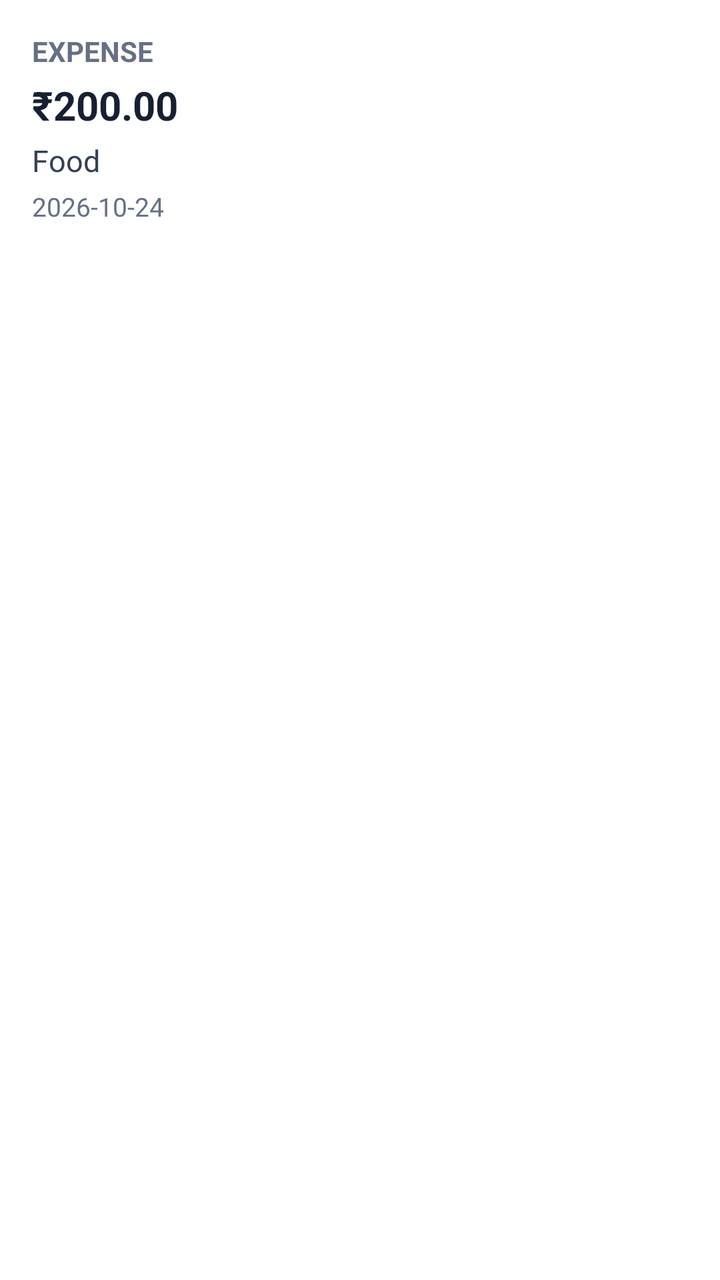
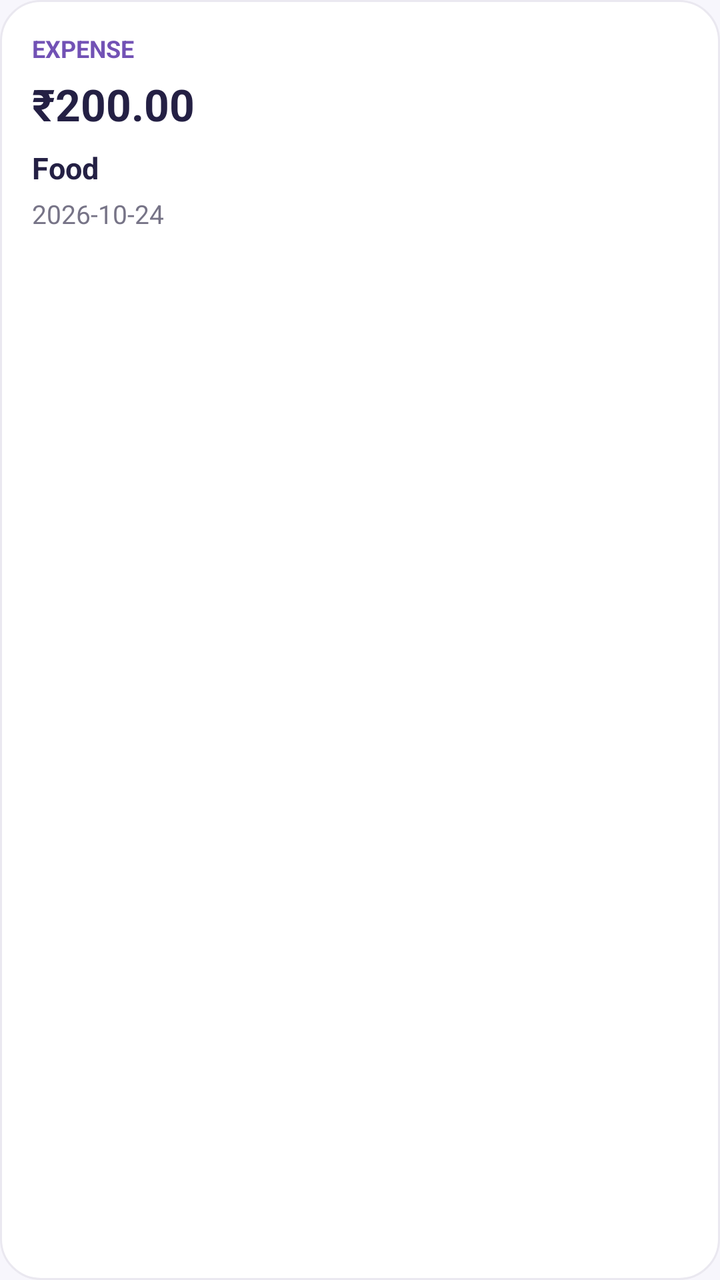

An Android layout rendered at two revisions. The XML below is the earlier revision; the diff shows what the commit changed to produce the second picture.
<!-- AndroidManifest.xml: application theme Theme.PocketPlan -->
<!-- res/layout/item_transaction.xml -->
<?xml version="1.0" encoding="utf-8"?>
<LinearLayout xmlns:android="http://schemas.android.com/apk/res/android"
    android:layout_width="match_parent"
    android:layout_height="wrap_content"
    android:orientation="vertical"
    android:padding="16dp"
    android:layout_marginBottom="10dp"
    android:background="#FFFFFF">

    <TextView
        android:id="@+id/tvTransactionType"
        android:layout_width="match_parent"
        android:layout_height="wrap_content"
        android:text="EXPENSE"
        android:textStyle="bold"
        android:textSize="14sp"
        android:textColor="#667085" />

    <TextView
        android:id="@+id/tvTransactionAmount"
        android:layout_width="match_parent"
        android:layout_height="wrap_content"
        android:text="₹200.00"
        android:textStyle="bold"
        android:textSize="20sp"
        android:textColor="#172033"
        android:paddingTop="4dp" />

    <TextView
        android:id="@+id/tvTransactionCategory"
        android:layout_width="match_parent"
        android:layout_height="wrap_content"
        android:text="Food"
        android:textSize="15sp"
        android:textColor="#344054"
        android:paddingTop="4dp" />

    <TextView
        android:id="@+id/tvTransactionDate"
        android:layout_width="match_parent"
        android:layout_height="wrap_content"
        android:text="2026-10-24"
        android:textSize="13sp"
        android:textColor="#667085"
        android:paddingTop="4dp" />

    <TextView
        android:id="@+id/tvTransactionDescription"
        android:layout_width="match_parent"
        android:layout_height="wrap_content"
        android:text=""
        android:textSize="14sp"
        android:textColor="#475467"
        android:paddingTop="4dp" />

</LinearLayout>
<!-- resources referenced by this layout -->
<resources>
  <style name="Theme.PocketPlan" parent="Base.Theme.PocketPlan" />
  <style name="Base.Theme.PocketPlan" parent="Theme.Material3.DayNight.NoActionBar">
          
          
      </style>
</resources>

<!-- the commit's change to res/layout/item_transaction.xml (unified diff, before → after) -->
@@ -1,11 +1,10 @@
-<?xml version="1.0" encoding="utf-8"?>
-<LinearLayout xmlns:android="http://schemas.android.com/apk/res/android"
+﻿<LinearLayout xmlns:android="http://schemas.android.com/apk/res/android"
     android:layout_width="match_parent"
     android:layout_height="wrap_content"
     android:orientation="vertical"
     android:padding="16dp"
-    android:layout_marginBottom="10dp"
-    android:background="#FFFFFF">
+    android:layout_marginBottom="12dp"
+    android:background="@drawable/bg_pp_dashboard_card">
 
     <TextView
         android:id="@+id/tvTransactionType"
@@ -13,8 +12,8 @@
         android:layout_height="wrap_content"
         android:text="EXPENSE"
         android:textStyle="bold"
-        android:textSize="14sp"
-        android:textColor="#667085" />
+        android:textSize="12sp"
+        android:textColor="@color/primary" />
 
     <TextView
         android:id="@+id/tvTransactionAmount"
@@ -22,9 +21,9 @@
         android:layout_height="wrap_content"
         android:text="₹200.00"
         android:textStyle="bold"
-        android:textSize="20sp"
-        android:textColor="#172033"
-        android:paddingTop="4dp" />
+        android:textSize="22sp"
+        android:textColor="@color/text_primary"
+        android:paddingTop="5dp" />
 
     <TextView
         android:id="@+id/tvTransactionCategory"
@@ -32,8 +31,9 @@
         android:layout_height="wrap_content"
         android:text="Food"
         android:textSize="15sp"
-        android:textColor="#344054"
-        android:paddingTop="4dp" />
+        android:textStyle="bold"
+        android:textColor="@color/text_primary"
+        android:paddingTop="7dp" />
 
     <TextView
         android:id="@+id/tvTransactionDate"
@@ -41,7 +41,7 @@
         android:layout_height="wrap_content"
         android:text="2026-10-24"
         android:textSize="13sp"
-        android:textColor="#667085"
+        android:textColor="@color/text_secondary"
         android:paddingTop="4dp" />
 
     <TextView
@@ -50,7 +50,7 @@
         android:layout_height="wrap_content"
         android:text=""
         android:textSize="14sp"
-        android:textColor="#475467"
-        android:paddingTop="4dp" />
+        android:textColor="@color/text_secondary"
+        android:paddingTop="5dp" />
 
 </LinearLayout>
<!-- resource entries referenced after the edit -->
@@ -1,9 +1,31 @@
 <!-- resources referenced by this layout -->
 <resources>
+  <color name="primary">#7252B5</color>
+  <color name="text_primary">#242044</color>
+  <color name="text_secondary">#777487</color>
+  <!-- drawable bg_pp_dashboard_card (drawable) -->
+  ﻿<shape xmlns:android="http://schemas.android.com/apk/res/android">
+      <solid android:color="#FFFFFF"/>
+      <corners android:radius="20dp"/>
+      <stroke android:width="1dp" android:color="#EAE8F0"/>
+  </shape>
   <style name="Theme.PocketPlan" parent="Base.Theme.PocketPlan" />
-  <style name="Base.Theme.PocketPlan" parent="Theme.Material3.DayNight.NoActionBar">
-          
-          
+  <style name="Base.Theme.PocketPlan" parent="Theme.Material3.Light.NoActionBar">
+          <item name="colorPrimary">@color/primary</item>
+          <item name="colorOnPrimary">@color/white</item>
+          <item name="colorSecondary">@color/primary</item>
+          <item name="colorOnSecondary">@color/white</item>
+          <item name="colorTertiary">@color/income</item>
+          <item name="colorError">@color/expense</item>
+          <item name="android:colorAccent">@color/primary</item>
+          <item name="android:windowBackground">@color/screen_background</item>
+          <item name="android:statusBarColor">@color/screen_background</item>
+          <item name="android:navigationBarColor">@color/screen_background</item>
+          <item name="android:windowLightStatusBar">true</item>
       </style>
+  <color name="white">#FFFFFFFF</color>
+  <color name="income">#25A875</color>
+  <color name="expense">#E66C76</color>
+  <color name="screen_background">#F7F6FC</color>
 </resources>
 
